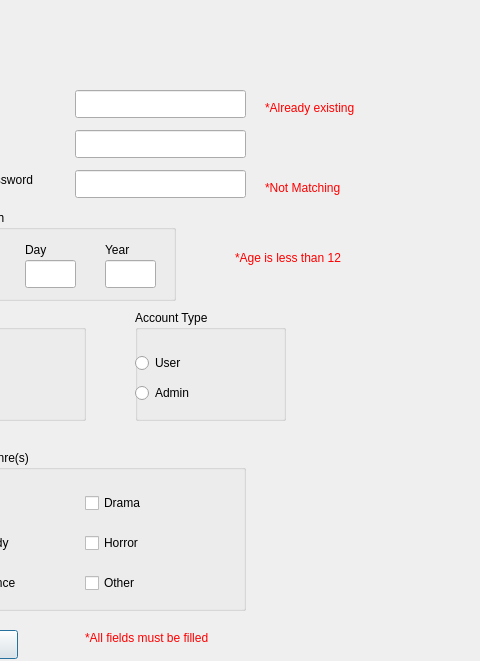
Qt form registerwindow.ui (zahaby21/QT-Pair-Lab-Assignment) before a commit; both pictures show x 195 to 675 and y 0 to 661 of the 808 by 661 pixel window.
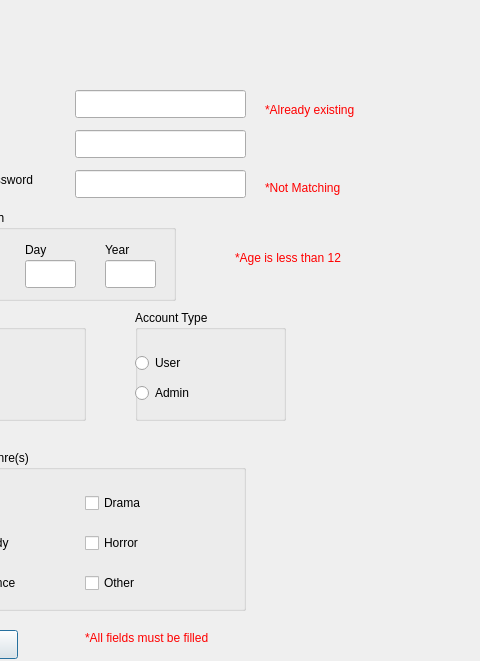
The same form after that commit.

The edit to the form file:
```diff
--- a/registerwindow.ui
+++ b/registerwindow.ui
@@ -418,7 +418,7 @@
      <x>460</x>
      <y>100</y>
      <width>131</width>
-     <height>16</height>
+     <height>21</height>
     </rect>
    </property>
    <property name="text">
@@ -443,7 +443,7 @@
     <rect>
      <x>430</x>
      <y>250</y>
-     <width>121</width>
+     <width>161</width>
      <height>16</height>
     </rect>
    </property>
@@ -456,7 +456,7 @@
     <rect>
      <x>280</x>
      <y>630</y>
-     <width>151</width>
+     <width>171</width>
      <height>16</height>
     </rect>
    </property>
```
Left out of the diff: 3 changed lines with no effect on the pictures.
